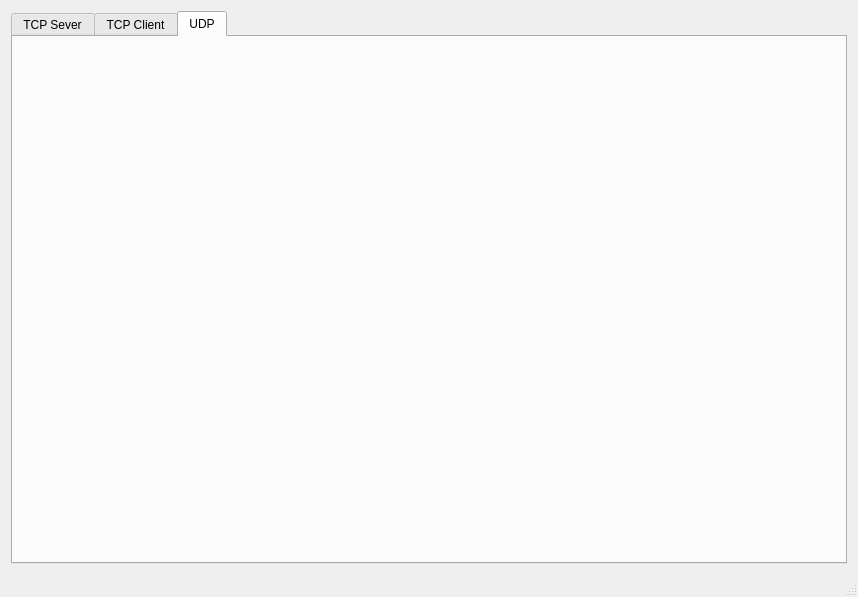
The window that QtSocketDebug/mainwindow.ui (Philorrine/QtSocketDebug) describes before a commit, drawn with Qt 5.
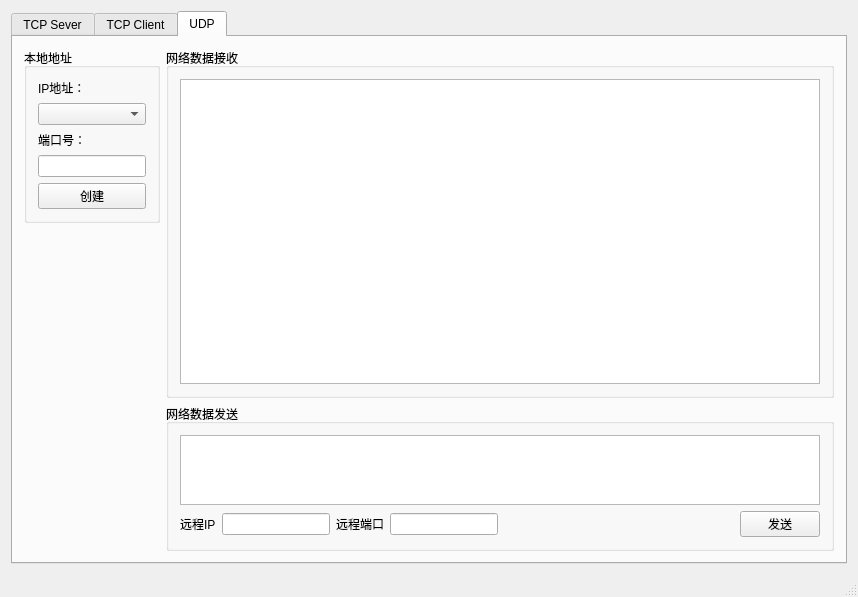
The same window after the commit. The open tabs and pages were chosen to show the change.

```diff
--- a/QtSocketDebug/mainwindow.ui
+++ b/QtSocketDebug/mainwindow.ui
@@ -179,14 +179,8 @@
           <property name="title">
            <string>网络数据发送</string>
           </property>
-          <layout class="QGridLayout" name="gridLayout_8" columnstretch="0,0,0">
-           <property name="sizeConstraint">
-            <enum>QLayout::SetDefaultConstraint</enum>
-           </property>
-           <item row="0" column="0" colspan="3">
-            <widget class="QTextEdit" name="textEdit_tcpClient_send"/>
-           </item>
-           <item row="1" column="2">
+          <layout class="QGridLayout" name="gridLayout_7" columnstretch="1,0">
+           <item row="1" column="1">
             <widget class="QPushButton" name="pushButton_tcpClient_send">
              <property name="text">
               <string>发送</string>
@@ -224,7 +218,122 @@
        <attribute name="title">
         <string>UDP</string>
        </attribute>
-       <layout class="QGridLayout" name="gridLayout_3"/>
+       <layout class="QGridLayout" name="gridLayout_3" rowstretch="1,3,2" columnstretch="1,4">
+        <item row="2" column="1">
+         <widget class="QGroupBox" name="groupBox_udp_send">
+          <property name="title">
+           <string>网络数据发送</string>
+          </property>
+          <layout class="QGridLayout" name="gridLayout_9" columnstretch="0,0,0,0,1,0">
+           <item row="0" column="0" colspan="6">
+            <widget class="QTextEdit" name="textEdit_udp_send"/>
+           </item>
+           <item row="1" column="5">
+            <widget class="QPushButton" name="pushButton_udp_send">
+             <property name="text">
+              <string>发送</string>
+             </property>
+            </widget>
+           </item>
+           <item row="1" column="1">
+            <widget class="QLineEdit" name="lineEdit_udp_remote_ip"/>
+           </item>
+           <item row="1" column="0">
+            <widget class="QLabel" name="label_remote_ip">
+             <property name="text">
+              <string>远程IP</string>
+             </property>
+            </widget>
+           </item>
+           <item row="1" column="3">
+            <widget class="QLineEdit" name="lineEdit_udp_remote_port"/>
+           </item>
+           <item row="1" column="2">
+            <widget class="QLabel" name="label_remote_port">
+             <property name="text">
+              <string>远程端口</string>
+             </property>
+            </widget>
+           </item>
+           <item row="1" column="4">
+            <spacer name="horizontalSpacer">
+             <property name="orientation">
+              <enum>Qt::Horizontal</enum>
+             </property>
+             <property name="sizeHint" stdset="0">
+              <size>
+               <width>40</width>
+               <height>20</height>
+              </size>
+             </property>
+            </spacer>
+           </item>
+          </layout>
+         </widget>
+        </item>
+        <item row="0" column="0">
+         <widget class="QGroupBox" name="groupBox_udp_localaddr">
+          <property name="title">
+           <string>本地地址</string>
+          </property>
+          <layout class="QVBoxLayout" name="verticalLayout">
+           <property name="sizeConstraint">
+            <enum>QLayout::SetFixedSize</enum>
+           </property>
+           <item>
+            <widget class="QLabel" name="label_udp_localIP">
+             <property name="text">
+              <string>IP地址：</string>
+             </property>
+            </widget>
+           </item>
+           <item>
+            <widget class="QComboBox" name="comboBox_udp_localIP"/>
+           </item>
+           <item>
+            <widget class="QLabel" name="label_tcpServer_localPort_2">
+             <property name="text">
+              <string>端口号：</string>
+             </property>
+            </widget>
+           </item>
+           <item>
+            <widget class="QLineEdit" name="lineEdit_udp_localPort">
+             <property name="inputMask">
+              <string/>
+             </property>
+            </widget>
+           </item>
+           <item>
+            <widget class="QPushButton" name="pushButton_udp_bind">
+             <property name="text">
+              <string>创建</string>
+             </property>
+            </widget>
+           </item>
+          </layout>
+         </widget>
+        </item>
+        <item row="0" column="1" rowspan="2">
+         <widget class="QGroupBox" name="groupBox_udp_recv">
+          <property name="title">
+           <string>网络数据接收</string>
+          </property>
+          <layout class="QGridLayout" name="gridLayout_8">
+           <property name="sizeConstraint">
+            <enum>QLayout::SetDefaultConstraint</enum>
+           </property>
+           <item row="0" column="0" rowspan="2" colspan="2">
+            <widget class="QTextEdit" name="textEdit_udp_recv">
+             <property name="readOnly">
+              <bool>true</bool>
+             </property>
+            </widget>
+           </item>
+          </layout>
+         </widget>
+        </item>
+       </layout>
       </widget>
      </widget>
     </item>
```
Left out of the diff: 95 changed lines with no effect on the pictures.
